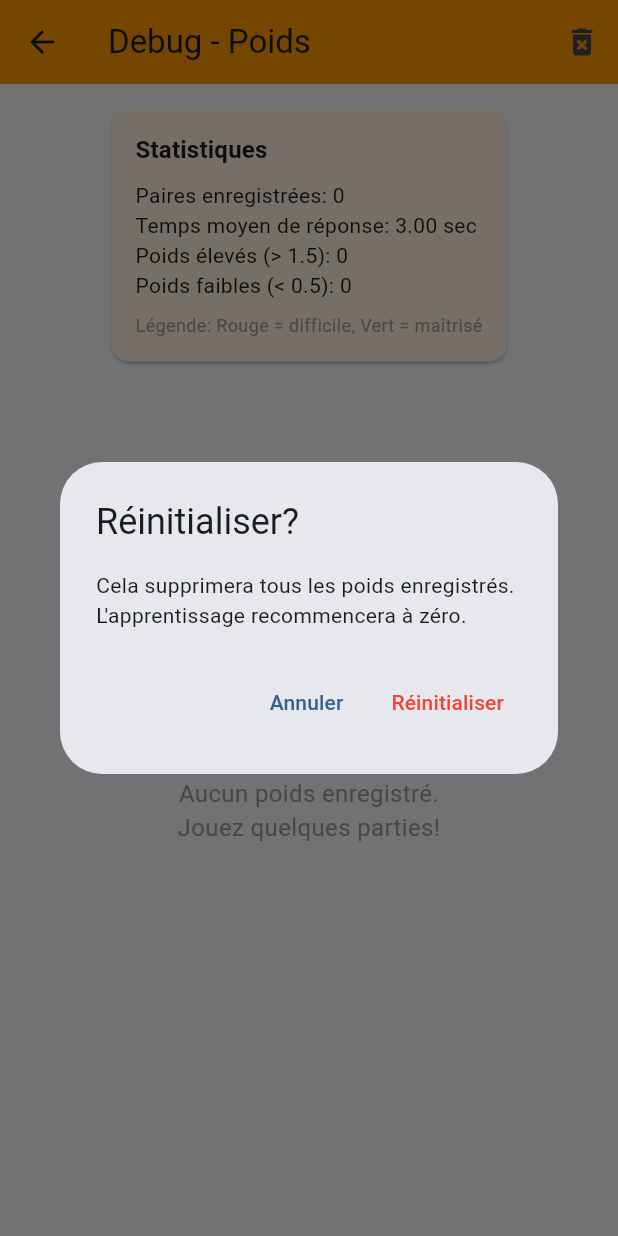
After one commit to Francis1993Z/mental_math, a Flutter app: the DebugScreen screen opened directly, after a tap on the "delete forever" icon, on a phone screen of 412 x 824 dp. The commit adds this screen. Run offline on Flutter 3.47's test engine with Material 3 defaults, Android fonts, the light colour scheme and no system bars; our stand-ins replace shared_preferences; accounts and stored records are empty.

Commit message:
Add secret debug screen (long press title) to view weight evolution

```diff
--- /dev/null
+++ b/lib/screens/debug_screen.dart
@@ -0,0 +1,190 @@
+import 'package:flutter/material.dart';
+import '../services/weight_service.dart';
+
+class DebugScreen extends StatefulWidget {
+  const DebugScreen({super.key});
+
+  @override
+  State<DebugScreen> createState() => _DebugScreenState();
+}
+
+class _DebugScreenState extends State<DebugScreen> {
+  final WeightService _weightService = WeightService();
+  bool _isLoaded = false;
+  Map<String, double> _weights = {};
+  double _avgResponseTime = 0;
+
+  @override
+  void initState() {
+    super.initState();
+    _loadData();
+  }
+
+  Future<void> _loadData() async {
+    await _weightService.init();
+    setState(() {
+      _weights = Map.from(_weightService.getAllWeights());
+      _avgResponseTime = _weightService.getAverageResponseTime();
+      _isLoaded = true;
+    });
+  }
+
+  @override
+  Widget build(BuildContext context) {
+    if (!_isLoaded) {
+      return Scaffold(
+        appBar: AppBar(title: const Text('Debug')),
+        body: const Center(child: CircularProgressIndicator()),
+      );
+    }
+
+    final sortedEntries = _weights.entries.toList()
+      ..sort((a, b) => b.value.compareTo(a.value));
+
+    return Scaffold(
+      appBar: AppBar(
+        title: const Text('Debug - Poids'),
+        backgroundColor: Colors.orange,
+        actions: [
+          IconButton(
+            icon: const Icon(Icons.delete_forever),
+            onPressed: _confirmReset,
+            tooltip: 'Réinitialiser les poids',
+          ),
+        ],
+      ),
+      body: Column(
+        children: [
+          _buildStatsCard(),
+          Expanded(
+            child: _weights.isEmpty
+                ? const Center(
+                    child: Text(
+                      'Aucun poids enregistré.\nJouez quelques parties!',
+                      textAlign: TextAlign.center,
+                      style: TextStyle(fontSize: 16, color: Colors.grey),
+                    ),
+                  )
+                : ListView.builder(
+                    itemCount: sortedEntries.length,
+                    itemBuilder: (context, index) {
+                      final entry = sortedEntries[index];
+                      return _buildWeightTile(entry.key, entry.value);
+                    },
+                  ),
+          ),
+        ],
+      ),
+    );
+  }
+
+  Widget _buildStatsCard() {
+    final highWeights = _weights.values.where((w) => w > 1.5).length;
+    final lowWeights = _weights.values.where((w) => w < 0.5).length;
+
+    return Card(
+      margin: const EdgeInsets.all(16),
+      color: Colors.orange.shade50,
+      child: Padding(
+        padding: const EdgeInsets.all(16),
+        child: Column(
+          crossAxisAlignment: CrossAxisAlignment.start,
+          children: [
+            Text(
+              'Statistiques',
+              style: Theme.of(
+                context,
+              ).textTheme.titleMedium?.copyWith(fontWeight: FontWeight.bold),
+            ),
+            const SizedBox(height: 8),
+            Text('Paires enregistrées: ${_weights.length}'),
+            Text(
+              'Temps moyen de réponse: ${(_avgResponseTime / 1000).toStringAsFixed(2)} sec',
+            ),
+            Text('Poids élevés (> 1.5): $highWeights'),
+            Text('Poids faibles (< 0.5): $lowWeights'),
+            const SizedBox(height: 8),
+            const Text(
+              'Légende: Rouge = difficile, Vert = maîtrisé',
+              style: TextStyle(fontSize: 12, color: Colors.grey),
+            ),
+          ],
+        ),
+      ),
+    );
+  }
+
+  Widget _buildWeightTile(String key, double weight) {
+    final parts = key.split('|');
+    final a = parts[0];
+    final op = parts[1];
+    final b = parts[2];
+
+    Color tileColor;
+    if (weight >= 2.0) {
+      tileColor = Colors.red.shade100;
+    } else if (weight >= 1.5) {
+      tileColor = Colors.orange.shade100;
+    } else if (weight <= 0.3) {
+      tileColor = Colors.green.shade100;
+    } else if (weight <= 0.7) {
+      tileColor = Colors.lightGreen.shade50;
+    } else {
+      tileColor = Colors.white;
+    }
+
+    return Container(
+      color: tileColor,
+      child: ListTile(
+        leading: Text(
+          '$a $op $b',
+          style: const TextStyle(fontSize: 18, fontFamily: 'monospace'),
+        ),
+        trailing: Text(
+          weight.toStringAsFixed(2),
+          style: TextStyle(
+            fontSize: 16,
+            fontWeight: FontWeight.bold,
+            color: weight > 1.5
+                ? Colors.red
+                : weight < 0.5
+                ? Colors.green
+                : Colors.black,
+          ),
+        ),
+      ),
+    );
+  }
+
+  void _confirmReset() {
+    showDialog(
+      context: context,
+      builder: (context) => AlertDialog(
+        title: const Text('Réinitialiser?'),
+        content: const Text(
+          'Cela supprimera tous les poids enregistrés. '
+          'L\'apprentissage recommencera à zéro.',
+        ),
+        actions: [
+          TextButton(
+            onPressed: () => Navigator.pop(context),
+            child: const Text('Annuler'),
+          ),
+          TextButton(
+            onPressed: () async {
+              await _weightService.resetWeights();
+              if (context.mounted) {
+                Navigator.pop(context);
+              }
+              _loadData();
+            },
+            child: const Text(
+              'Réinitialiser',
+              style: TextStyle(color: Colors.red),
+            ),
+          ),
+        ],
+      ),
+    );
+  }
+}
--- a/lib/services/weight_service.dart
+++ b/lib/services/weight_service.dart
@@ -78,6 +78,8 @@ class WeightService {
 
   Map<String, double> getAllWeights() => Map.unmodifiable(_weights);
 
+  double getAverageResponseTime() => _avgResponseTimeMs;
+
   Future<void> resetWeights() async {
     _weights.clear();
     await _prefs?.remove(_weightsKey);
```
Also changed, not shown: lib/screens/config_screen.dart (+11 -1 lines).
